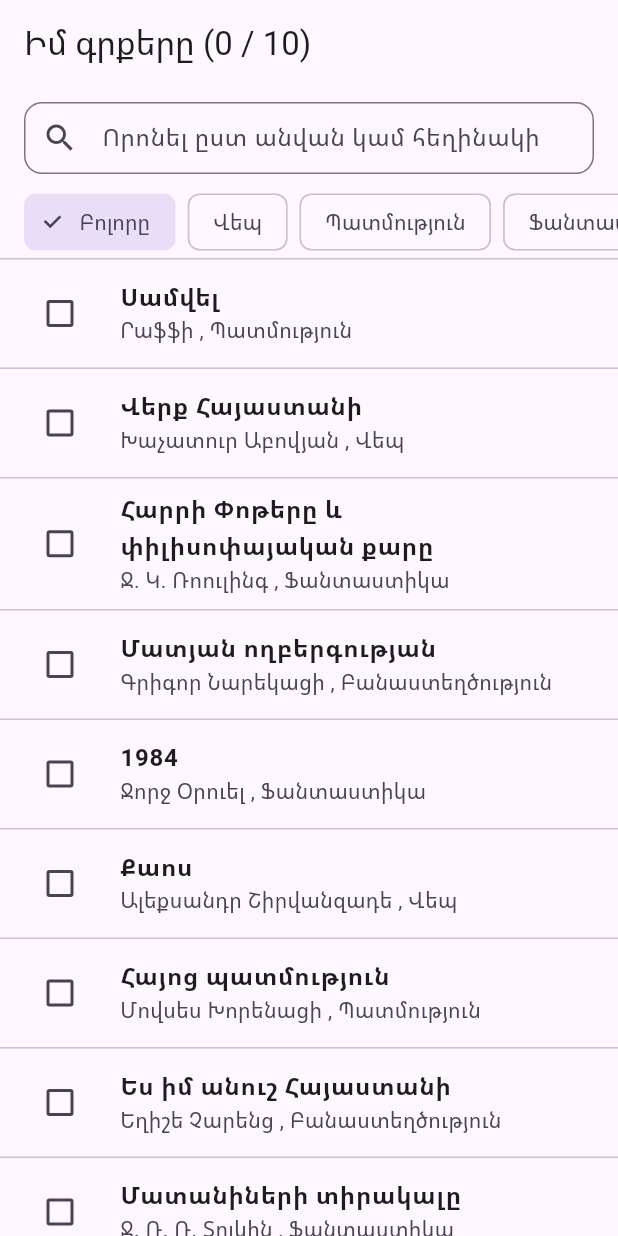
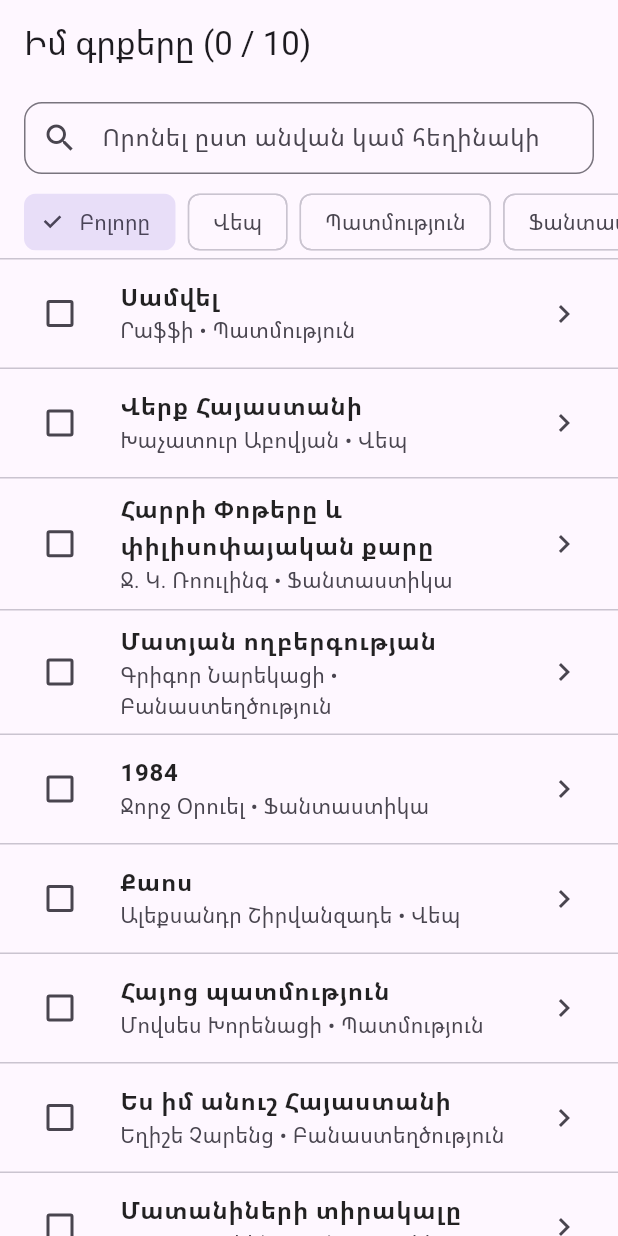
Before and after one commit to tigrankhachatryan1111-coder/Flutter_homeworks, a Flutter app: the screen it shows after launch, on a phone screen of 412 x 824 dp. Run offline on Flutter 3.47's test engine with Material 3 defaults, Android fonts, the phone set to English and light mode, and no system bars.

Commit message:
Update flutter_my_books

```diff
--- /dev/null
+++ b/flutter_my_books/my_books/lib/data/books_initial.dart
@@ -0,0 +1,14 @@
+import '../models/book.dart';
+
+final List<Book> booksInitial = [
+  Book(id: '1', title: 'Սամվել', author: 'Րաֆֆի', genre: Genre.history),
+  Book(id: '2', title: 'Վերք Հայաստանի', author: 'Խաչատուր Աբովյան', genre: Genre.novel),
+  Book(id: '3', title: 'Հարրի Փոթերը և փիլիսոփայական քարը', author: 'Ջ. Կ. Ռոուլինգ', genre: Genre.fantasy),
+  Book(id: '4', title: 'Մատյան ողբերգության', author: 'Գրիգոր Նարեկացի', genre: Genre.poetry),
+  Book(id: '5', title: '1984', author: 'Ջորջ Օրուել', genre: Genre.fantasy),
+  Book(id: '6', title: 'Քաոս', author: 'Ալեքսանդր Շիրվանզադե', genre: Genre.novel),
+  Book(id: '7', title: 'Հայոց պատմություն', author: 'Մովսես Խորենացի', genre: Genre.history),
+  Book(id: '8', title: 'Ես իմ անուշ Հայաստանի', author: 'Եղիշե Չարենց', genre: Genre.poetry),
+  Book(id: '9', title: 'Մատանիների տիրակալը', author: 'Ջ. Ռ. Ռ. Տոլկին', genre: Genre.fantasy),
+  Book(id: '10', title: 'Փոքրիկ իշխանը', author: 'Անտուան դը Սենտ-Էքզյուպերի', genre: Genre.novel),
+];
--- a/flutter_my_books/my_books/lib/models/book.dart
+++ b/flutter_my_books/my_books/lib/models/book.dart
@@ -1 +1,28 @@
-// TODO Implement this library.
+enum Genre {
+  all('Բոլորը'),
+  novel('Վեպ'),
+  history('Պատմություն'),
+  fantasy('Ֆանտաստիկա'),
+  poetry('Բանաստեղծություն');
+
+  final String label;
+  const Genre(this.label);
+}
+
+class Book {
+  final String id;
+  final String title;
+  final String author;
+  final Genre genre;
+  bool isRead;
+  int rating;
+
+  Book({
+    required this.id,
+    required this.title,
+    required this.author,
+    required this.genre,
+    this.isRead = false,
+    this.rating = 0,
+  });
+}
--- a/flutter_my_books/my_books/lib/models/books_initial.dart
+++ /dev/null
@@ -1,14 +0,0 @@
-import 'package:my_books/models/books_models.dart';
-
-List<BookModels> booksInitial = [
-  BookModels(id: '1', title: 'Սամվել', author: 'Րաֆֆի', genre: 'Պատմություն'),
-  BookModels(id: '2', title: 'Վերք Հայաստանի', author: 'Խաչատուր Աբովյան', genre: 'Վեպ'),
-  BookModels(id: '3', title: 'Հարրի Փոթերը և փիլիսոփայական քարը', author: 'Ջ. Կ. Ռոուլինգ', genre: 'Ֆանտաստիկա'),
-  BookModels(id: '4', title: 'Մատյան ողբերգության', author: 'Գրիգոր Նարեկացի', genre: 'Բանաստեղծություն'),
-  BookModels(id: '5', title: '1984', author: 'Ջորջ Օրուել', genre: 'Ֆանտաստիկա'),
-  BookModels(id: '6', title: 'Քաոս', author: 'Ալեքսանդր Շիրվանզադե', genre: 'Վեպ'),
-  BookModels(id: '7', title: 'Հայոց պատմություն', author: 'Մովսես Խորենացի', genre: 'Պատմություն'),
-  BookModels(id: '8', title: 'Ես իմ անուշ Հայաստանի', author: 'Եղիշե Չարենց', genre: 'Բանաստեղծություն'),
-  BookModels(id: '9', title: 'Մատանիների տիրակալը', author: 'Ջ. Ռ. Ռ. Տոլկին', genre: 'Ֆանտաստիկա'),
-  BookModels(id: '10', title: 'Փոքրիկ իշխանը', author: 'Անտուան դը Սենտ-Էքզյուպերի', genre: 'Վեպ'),
-];
--- a/flutter_my_books/my_books/lib/models/books_models.dart
+++ /dev/null
@@ -1,17 +0,0 @@
-class BookModels {
-  final String id;
-  final String title;
-  final String author;
-  final String genre;
-  bool isRead;
-  int rating;
-
-  BookModels({
-    required this.id,
-    required this.title,
-    required this.author,
-    required this.genre,
-    this.isRead = false,
-    this.rating = 0,
-  });
-}
--- a/flutter_my_books/my_books/lib/screens/home_screen.dart
+++ b/flutter_my_books/my_books/lib/screens/home_screen.dart
@@ -1,6 +1,6 @@
 import 'package:flutter/material.dart';
-import 'package:my_books/models/books_models.dart';
-import '../models/books_initial.dart';
+import '../models/book.dart';
+import '../data/books_initial.dart';
 import '../widgets/book_tile.dart';
 import 'book_details_screen.dart';
 
@@ -12,26 +12,18 @@ class HomeScreen extends StatefulWidget {
 }
 
 class _HomeScreenState extends State<HomeScreen> {
-  final List<BookModels> books = List.from(booksInitial);
+  final List<Book> books = List.from(booksInitial);
   final TextEditingController searchController = TextEditingController();
 
   String searchQuery = '';
-  String selectedGenre = 'Բոլորը';
-
-  final List<String> genres = [
-    'Բոլորը',
-    'Վեպ',
-    'Պատմություն',
-    'Ֆանտաստիկա',
-    'Բանաստեղծություն',
-  ];
+  Genre selectedGenre = Genre.all;
 
   int get readCount => books.where((b) => b.isRead).length;
 
-  List<BookModels> get filteredBooks {
+  List<Book> get filteredBooks {
     return books.where((book) {
       final matchesGenre =
-          selectedGenre == 'Բոլորը' || book.genre == selectedGenre;
+          selectedGenre == Genre.all || book.genre == selectedGenre;
       final query = searchQuery.toLowerCase();
       final matchesSearch = book.title.toLowerCase().contains(query) ||
           book.author.toLowerCase().contains(query);
@@ -46,7 +38,7 @@ class _HomeScreenState extends State<HomeScreen> {
     super.dispose();
   }
 
-  void deleteBook(BookModels book) {
+  void deleteBook(Book book) {
     final int deletedIndex = books.indexOf(book);
 
     setState(() {
@@ -69,7 +61,7 @@ class _HomeScreenState extends State<HomeScreen> {
     );
   }
 
-  Future<void> openDetails(BookModels book) async {
+  Future<void> openDetails(Book book) async {
     final result = await Navigator.push<int>(
       context,
       MaterialPageRoute(
@@ -91,7 +83,7 @@ class _HomeScreenState extends State<HomeScreen> {
 
     return Scaffold(
       appBar: AppBar(
-        title: Text('Իմ գրքերը (${readCount} / ${books.length})'),
+        title: Text('Իմ գրքերը ($readCount / ${books.length})'),
       ),
       body: Column(
         children: [
@@ -108,6 +100,7 @@ class _HomeScreenState extends State<HomeScreen> {
                         onPressed: () {
                           searchController.clear();
                           setState(() {
+                            searchQuery = ''; // Пункт 3: Исправлен сброс searchQuery
                           });
                         },
                       )
@@ -129,12 +122,12 @@ class _HomeScreenState extends State<HomeScreen> {
             child: ListView.separated(
               padding: const EdgeInsets.symmetric(horizontal: 16),
               scrollDirection: Axis.horizontal,
-              itemCount: genres.length,
+              itemCount: Genre.values.length,
               separatorBuilder: (_, __) => const SizedBox(width: 8),
               itemBuilder: (context, index) {
-                final genre = genres[index];
+                final genre = Genre.values[index];
                 return ChoiceChip(
-                  label: Text(genre),
+                  label: Text(genre.label),
                   selected: selectedGenre == genre,
                   onSelected: (selected) {
                     if (selected) {
--- a/flutter_my_books/my_books/lib/widgets/book_tile.dart
+++ b/flutter_my_books/my_books/lib/widgets/book_tile.dart
@@ -1,8 +1,9 @@
 import 'package:flutter/material.dart';
-import 'package:my_books/models/books_models.dart';
+import 'package:my_books/widgets/star_rating_widget.dart';
+import '../models/book.dart';
 
 class BookTile extends StatelessWidget {
-  final BookModels book;
+  final Book book;
   final ValueChanged<bool?> onCheckboxChanged;
   final VoidCallback onTap;
 
@@ -25,27 +26,23 @@ class BookTile extends StatelessWidget {
         book.title,
         style: TextStyle(
           fontWeight: FontWeight.w600,
+          // Пункт 2: Название прочитанной книги зачеркивается
+          decoration: book.isRead ? TextDecoration.lineThrough : null,
+          color: book.isRead ? Colors.grey : Colors.black87,
         ),
       ),
       subtitle: Column(
         crossAxisAlignment: CrossAxisAlignment.start,
         children: [
-          Text('${book.author} , ${book.genre}'),
+          Text('${book.author} • ${book.genre.label}'),
           if (book.rating > 0)
             Padding(
               padding: const EdgeInsets.only(top: 4),
-              child: Row(
-                children: List.generate(5, (index) {
-                  return Icon(
-                    index < book.rating ? Icons.star : Icons.star_border,
-                    color: Colors.amber,
-                    size: 16,
-                  );
-                }),
-              ),
+              child: StarRating(rating: book.rating, size: 16), // Пункт 6
             ),
         ],
       ),
+      trailing: const Icon(Icons.chevron_right),
     );
   }
 }
```
Also changed, not shown: flutter_my_books/my_books/lib/screens/book_details_screen.dart (+22 -22 lines), flutter_my_books/my_books/lib/widgets/star_rating_widget.dart (+46 -0 lines).
